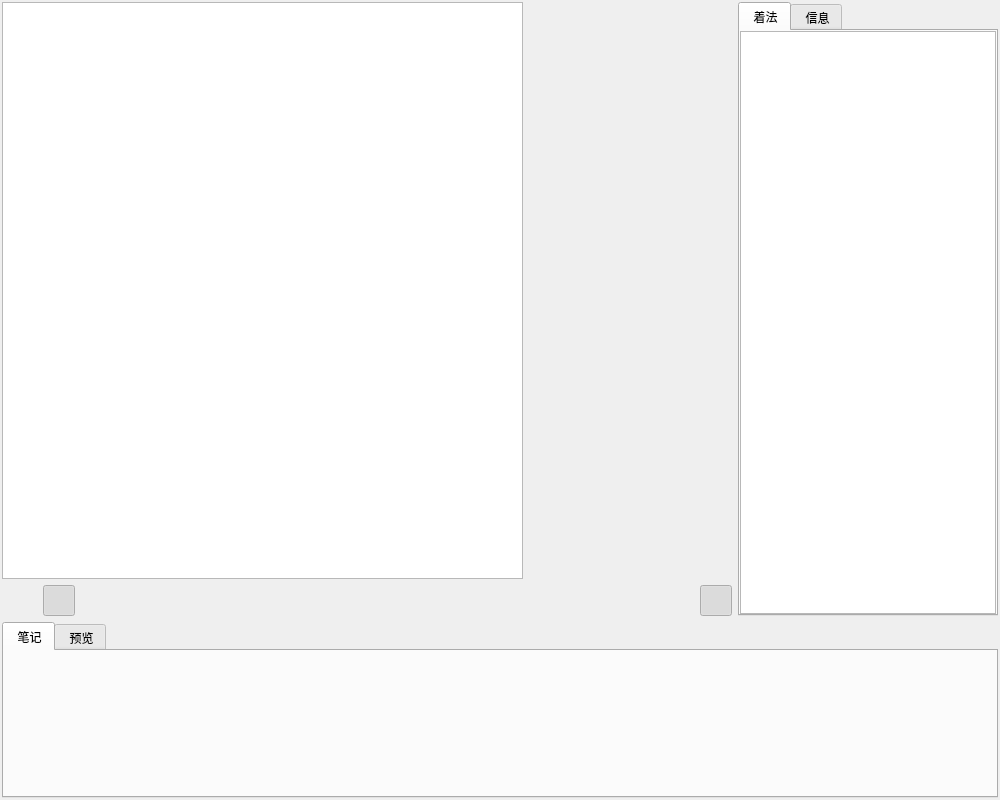
First picture: the form in src/chessform.ui, repository hbsxcjp/cchess_qt, before the edit.
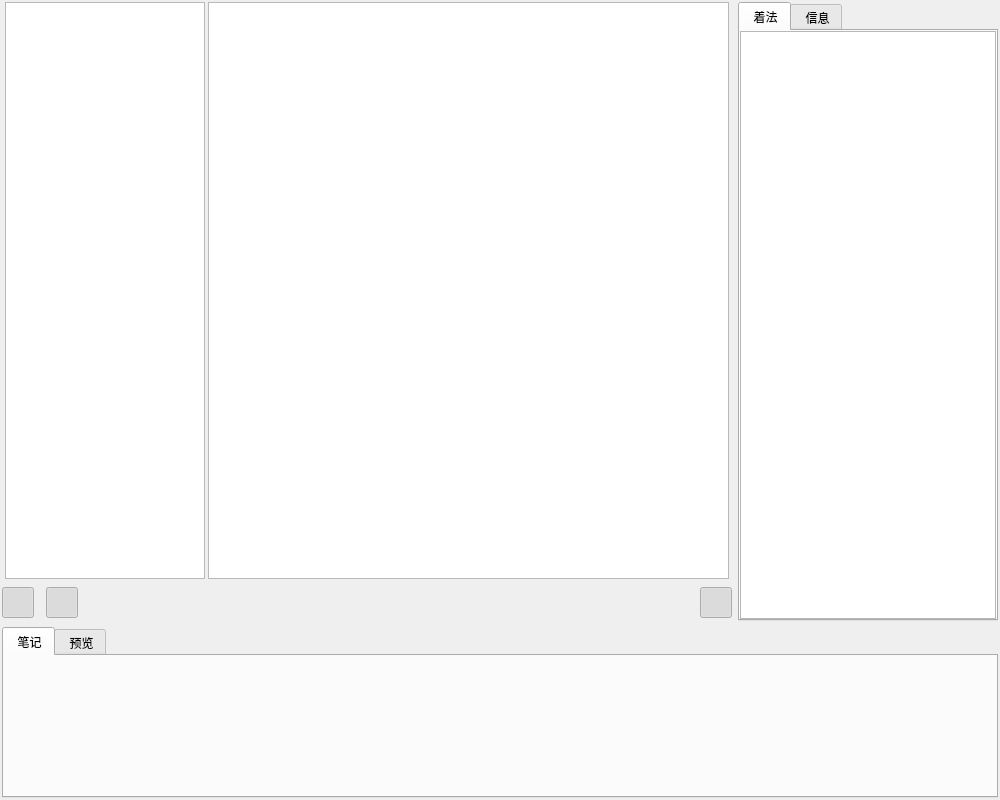
Second picture: the form after the edit. Icons and pictures are not drawn.

Diff of the .ui file:
```diff
--- a/src/chessform.ui
+++ b/src/chessform.ui
@@ -16,6 +16,12 @@
     <verstretch>0</verstretch>
    </sizepolicy>
   </property>
+  <property name="maximumSize">
+   <size>
+    <width>16777215</width>
+    <height>16777215</height>
+   </size>
+  </property>
   <property name="font">
    <font>
     <family>微软雅黑</family>
@@ -63,12 +69,69 @@
     <number>2</number>
    </property>
    <item>
-    <layout class="QHBoxLayout" name="horizontalLayout_2">
+    <layout class="QHBoxLayout" name="upHorizontalLayout">
+     <property name="sizeConstraint">
+      <enum>QLayout::SetDefaultConstraint</enum>
+     </property>
      <item>
       <layout class="QVBoxLayout" name="boardVerticalLayout">
        <property name="sizeConstraint">
-        <enum>QLayout::SetDefaultConstraint</enum>
+        <enum>QLayout::SetMinimumSize</enum>
        </property>
+       <item>
+        <layout class="QHBoxLayout" name="horizontalLayout_2">
+         <property name="spacing">
+          <number>0</number>
+         </property>
+         <property name="sizeConstraint">
+          <enum>QLayout::SetMinimumSize</enum>
+         </property>
+         <item>
+          <widget class="QGraphicsView" name="leaveGraphicsView">
+           <property name="sizePolicy">
+            <sizepolicy hsizetype="Fixed" vsizetype="Fixed">
+             <horstretch>0</horstretch>
+             <verstretch>0</verstretch>
+            </sizepolicy>
+           </property>
+           <property name="minimumSize">
+            <size>
+             <width>200</width>
+             <height>577</height>
+            </size>
+           </property>
+           <property name="maximumSize">
+            <size>
+             <width>200</width>
+             <height>577</height>
+            </size>
+           </property>
+           <property name="toolTip">
+            <string notr="true"/>
+           </property>
+           <property name="statusTip">
+            <string notr="true"/>
+           </property>
+           <property name="whatsThis">
+            <string notr="true"/>
+           </property>
+           <property name="accessibleName">
+            <string notr="true"/>
+           </property>
+           <property name="accessibleDescription">
+            <string notr="true"/>
+           </property>
+           <property name="lineWidth">
+            <number>0</number>
+           </property>
+           <property name="verticalScrollBarPolicy">
+            <enum>Qt::ScrollBarAlwaysOff</enum>
+           </property>
+           <property name="horizontalScrollBarPolicy">
+            <enum>Qt::ScrollBarAlwaysOff</enum>
+           </property>
+          </widget>
+         </item>
        <item>
         <widget class="QGraphicsView" name="boardGraphicsView">
          <property name="sizePolicy">
@@ -120,10 +183,12 @@
          </property>
         </widget>
        </item>
+        </layout>
+       </item>
        <item>
         <widget class="QWidget" name="navigateWidget" native="true">
          <property name="sizePolicy">
-          <sizepolicy hsizetype="Minimum" vsizetype="Minimum">
+          <sizepolicy hsizetype="Minimum" vsizetype="Fixed">
            <horstretch>0</horstretch>
            <verstretch>0</verstretch>
           </sizepolicy>
@@ -131,7 +196,13 @@
          <property name="minimumSize">
           <size>
            <width>0</width>
-           <height>30</height>
+           <height>36</height>
+          </size>
+         </property>
+         <property name="maximumSize">
+          <size>
+           <width>16777215</width>
+           <height>36</height>
           </size>
          </property>
          <property name="toolTip">
@@ -151,7 +222,7 @@
          </property>
          <layout class="QHBoxLayout" name="horizontalLayout">
           <property name="spacing">
-           <number>9</number>
+           <number>12</number>
           </property>
           <property name="leftMargin">
            <number>0</number>
@@ -202,7 +273,7 @@
              <bool>true</bool>
             </property>
             <property name="checked">
-             <bool>false</bool>
+             <bool>true</bool>
             </property>
             <property name="autoRaise">
              <bool>true</bool>
```
Left out of the diff: 12 changed lines with no effect on the pictures. Lines whose indentation alone changed are shown as unchanged.
